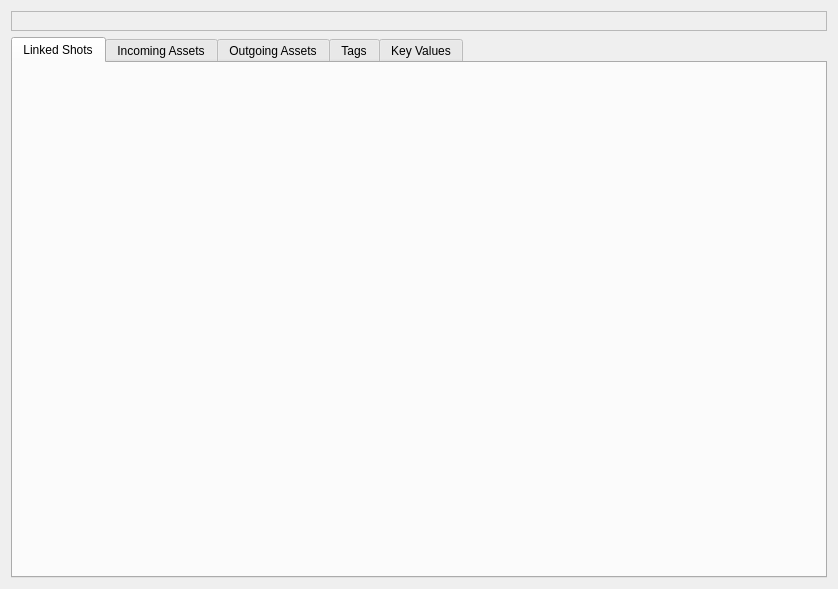
First picture: the form in ui/windows/assetBrowser/assetBrowser.ui, repository david-cattermole/qt-learning, before the edit.
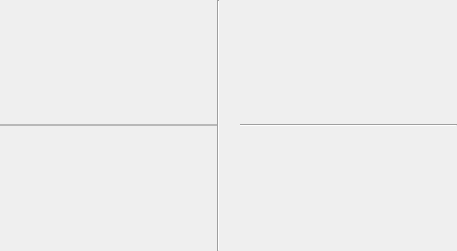
Second picture: the form after the edit. The open tabs and pages were chosen to show the change.

Commit message: Changed UI sizes and orders (for user 'tab' presses). Removed 'type' filter combo box from file browser 'version selector'. Numerious UI changes to Asset Browser - overall shift of space used - tabs of asset details has been reorganised. Merged 'project / sequence / shot' combo boxes into a single widget for easier re-use.

```diff
--- a/ui/windows/assetBrowser/assetBrowser.ui
+++ b/ui/windows/assetBrowser/assetBrowser.ui
@@ -6,8 +6,8 @@
    <rect>
     <x>0</x>
     <y>0</y>
-    <width>838</width>
-    <height>589</height>
+    <width>457</width>
+    <height>251</height>
    </rect>
   </property>
   <property name="sizePolicy">
@@ -19,9 +19,27 @@
   <property name="windowTitle">
    <string>Form</string>
   </property>
-  <layout class="QVBoxLayout" name="verticalLayout">
+  <layout class="QHBoxLayout" name="horizontalLayout">
+   <property name="spacing">
+    <number>0</number>
+   </property>
+   <property name="margin">
+    <number>0</number>
+   </property>
    <item>
-    <layout class="QHBoxLayout" name="searchBarLayout"/>
+    <layout class="QVBoxLayout" name="assetSearchLayout">
+     <property name="spacing">
+      <number>3</number>
+     </property>
+     <property name="sizeConstraint">
+      <enum>QLayout::SetMaximumSize</enum>
+     </property>
+     <item>
+      <layout class="QHBoxLayout" name="searchBarLayout">
+       <property name="spacing">
+        <number>3</number>
+       </property>
+      </layout>
    </item>
    <item>
     <widget class="QFrame" name="searchCustomFrame">
@@ -32,6 +50,15 @@
       <enum>QFrame::Sunken</enum>
      </property>
      <layout class="QVBoxLayout" name="verticalLayout_3">
+        <property name="spacing">
+         <number>3</number>
+        </property>
+        <property name="sizeConstraint">
+         <enum>QLayout::SetMaximumSize</enum>
+        </property>
+        <property name="margin">
+         <number>0</number>
+        </property>
       <item>
        <layout class="QVBoxLayout" name="searchCustomLayout"/>
       </item>
@@ -42,78 +69,111 @@
     <layout class="QHBoxLayout" name="assetListViewLayout"/>
    </item>
    <item>
-    <layout class="QHBoxLayout" name="assetDetailsLayout">
+      <layout class="QHBoxLayout" name="assetInfoLayout_2">
+       <property name="spacing">
+        <number>3</number>
+       </property>
+       <property name="margin">
+        <number>0</number>
+       </property>
      <item>
       <layout class="QVBoxLayout" name="assetActionsLayout"/>
      </item>
      <item>
-      <layout class="QVBoxLayout" name="assetInfoViewLayout"/>
-     </item>
+        <layout class="QVBoxLayout" name="tagViewLayout">
+         <property name="spacing">
+          <number>3</number>
+         </property>
+         <property name="sizeConstraint">
+          <enum>QLayout::SetMinimumSize</enum>
+         </property>
+        </layout>
+       </item>
+      </layout>
+     </item>
+    </layout>
+   </item>
      <item>
-      <layout class="QVBoxLayout" name="assetCartLayout"/>
+    <widget class="Line" name="line_2">
+     <property name="orientation">
+      <enum>Qt::Vertical</enum>
+     </property>
+    </widget>
      </item>
      <item>
-      <widget class="QTabWidget" name="tabWidget">
-       <property name="tabShape">
-        <enum>QTabWidget::Rounded</enum>
-       </property>
-       <property name="currentIndex">
-        <number>4</number>
-       </property>
-       <widget class="QWidget" name="shotViewTab">
-        <property name="enabled">
-         <bool>true</bool>
-        </property>
-        <attribute name="title">
-         <string>Linked Shots</string>
-        </attribute>
-        <layout class="QVBoxLayout" name="verticalLayout_6">
+    <layout class="QVBoxLayout" name="assetDetailsLayout">
+     <property name="spacing">
+      <number>3</number>
+     </property>
+     <property name="sizeConstraint">
+      <enum>QLayout::SetMinimumSize</enum>
+     </property>
+     <property name="margin">
+      <number>0</number>
+     </property>
          <item>
-          <layout class="QVBoxLayout" name="shotViewLayout"/>
-         </item>
-        </layout>
-       </widget>
-       <widget class="QWidget" name="assetIncomingTab">
-        <attribute name="title">
-         <string>Incoming Assets</string>
-        </attribute>
-        <layout class="QVBoxLayout" name="verticalLayout_4">
+      <layout class="QVBoxLayout" name="shotViewLayout">
+       <property name="spacing">
+        <number>3</number>
+       </property>
+       <property name="sizeConstraint">
+        <enum>QLayout::SetMinimumSize</enum>
+       </property>
+      </layout>
+     </item>
          <item>
-          <layout class="QVBoxLayout" name="assetIncomingViewLayout"/>
-         </item>
-        </layout>
-       </widget>
-       <widget class="QWidget" name="assetOutgoingTab">
-        <attribute name="title">
-         <string>Outgoing Assets</string>
-        </attribute>
-        <layout class="QVBoxLayout" name="verticalLayout_9">
+      <layout class="QVBoxLayout" name="assetDependenciesViewLayout"/>
+     </item>
+     <item>
+      <layout class="QVBoxLayout" name="keyvalueViewLayout">
+       <property name="spacing">
+        <number>3</number>
+       </property>
+       <property name="sizeConstraint">
+        <enum>QLayout::SetMinimumSize</enum>
+       </property>
+      </layout>
+     </item>
          <item>
-          <layout class="QVBoxLayout" name="assetOutgoingViewLayout"/>
-         </item>
-        </layout>
-       </widget>
-       <widget class="QWidget" name="tagViewTab">
-        <attribute name="title">
-         <string>Tags</string>
-        </attribute>
-        <layout class="QVBoxLayout" name="verticalLayout_5">
-         <item>
-          <layout class="QVBoxLayout" name="tagViewLayout"/>
-         </item>
-        </layout>
-       </widget>
-       <widget class="QWidget" name="keyvalueTab">
-        <attribute name="title">
-         <string>Key Values</string>
-        </attribute>
-        <layout class="QVBoxLayout" name="verticalLayout_7">
+      <spacer name="verticalSpacer">
+       <property name="orientation">
+        <enum>Qt::Vertical</enum>
+       </property>
+       <property name="sizeHint" stdset="0">
+        <size>
+         <width>20</width>
+         <height>40</height>
+        </size>
+       </property>
+      </spacer>
+     </item>
+    </layout>
+   </item>
+   <item>
+    <layout class="QVBoxLayout" name="assetCartGroupLayout">
+     <property name="spacing">
+      <number>3</number>
+     </property>
+     <item>
+      <layout class="QVBoxLayout" name="assetCartLayout">
+       <property name="spacing">
+        <number>3</number>
+       </property>
+      </layout>
+     </item>
          <item>
-          <layout class="QVBoxLayout" name="keyvalueViewLayout"/>
-         </item>
-        </layout>
-       </widget>
-      </widget>
+      <widget class="Line" name="line">
+       <property name="orientation">
+        <enum>Qt::Horizontal</enum>
+       </property>
+      </widget>
+     </item>
+     <item>
+      <layout class="QVBoxLayout" name="assetActionsLayout">
+       <property name="spacing">
+        <number>3</number>
+       </property>
+      </layout>
      </item>
     </layout>
    </item>
```
Left out of the diff: 18 changed lines with no effect on the pictures. Lines whose indentation alone changed are shown as unchanged. The commit also changes 20 other files.
